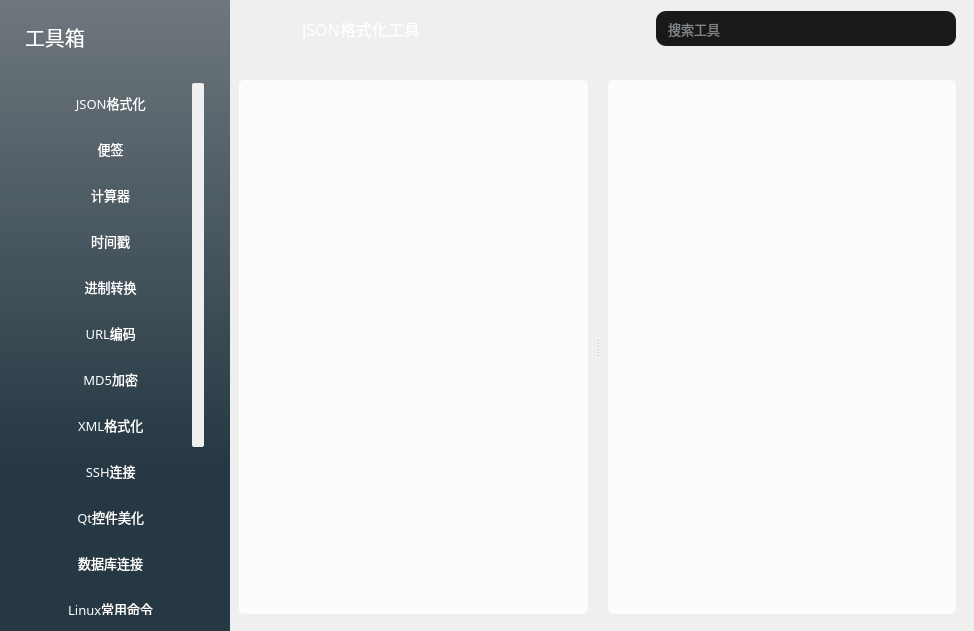
Above: source/toolswidget.ui from HuaGouFdog/Fdog-Kit before the change. Below: the same form after it.
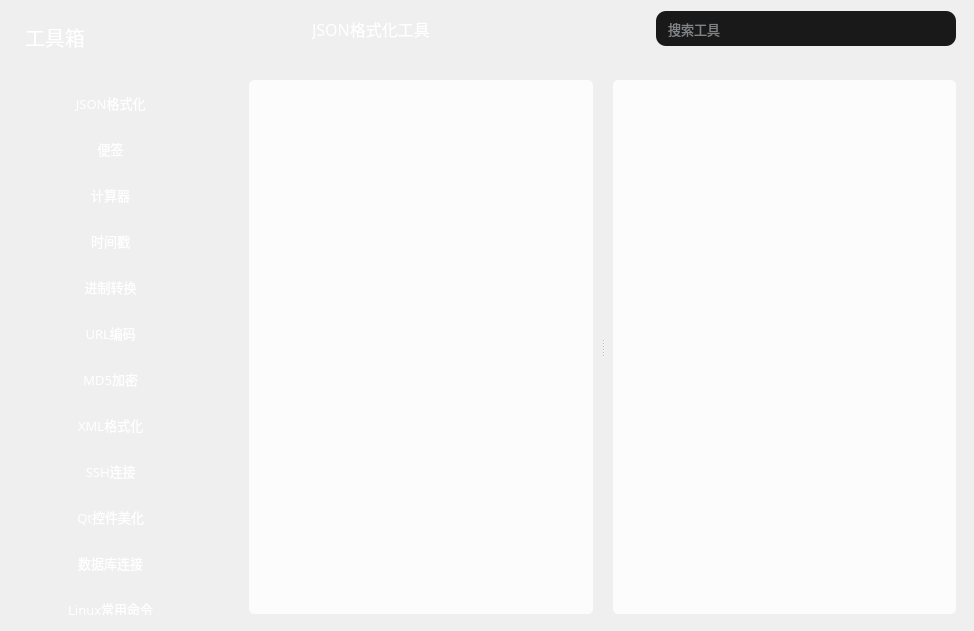
That is the form after the change. Icons and pictures are not drawn.

What changed in the file:
```diff
--- a/source/toolswidget.ui
+++ b/source/toolswidget.ui
@@ -19,7 +19,7 @@
   </property>
   <layout class="QHBoxLayout" name="horizontalLayout_4">
    <property name="spacing">
-    <number>0</number>
+    <number>10</number>
    </property>
    <property name="leftMargin">
     <number>0</number>
@@ -49,7 +49,7 @@
      </property>
      <property name="styleSheet">
       <string notr="true">#widget_left{
-background-color: qlineargradient(spread:pad, x1:1, y1:0, x2:1, y2:0.733682, stop:0 rgba(30, 45, 54, 157), stop:1 rgba(37, 56, 67, 255));
+border-image: url(:/lib/back2.png);
 border-right:0px solid rgba(108, 117, 125, 65); 
 }
 QScrollBar:vertical{
@@ -186,7 +186,7 @@
          <property name="geometry">
           <rect>
            <x>0</x>
-           <y>0</y>
+           <y>-246</y>
            <width>166</width>
            <height>782</height>
           </rect>
@@ -560,8 +560,8 @@
             </property>
             <property name="iconSize">
              <size>
-              <width>20</width>
-              <height>20</height>
+              <width>22</width>
+              <height>22</height>
              </size>
             </property>
             <property name="toolButtonStyle">
@@ -701,8 +701,8 @@
             </property>
             <property name="iconSize">
              <size>
-              <width>20</width>
-              <height>20</height>
+              <width>22</width>
+              <height>22</height>
              </size>
             </property>
             <property name="toolButtonStyle">
@@ -1061,6 +1061,9 @@
    </item>
    <item>
     <widget class="QWidget" name="widget_2" native="true">
+     <property name="styleSheet">
+      <string notr="true"/>
+     </property>
      <layout class="QVBoxLayout" name="verticalLayout_2">
       <property name="spacing">
        <number>30</number>
@@ -1470,6 +1473,8 @@
     </widget>
    </item>
   </layout>
+  <zorder>widget_2</zorder>
+  <zorder>widget_left</zorder>
  </widget>
  <resources>
   <include location="lib.qrc"/>
```
